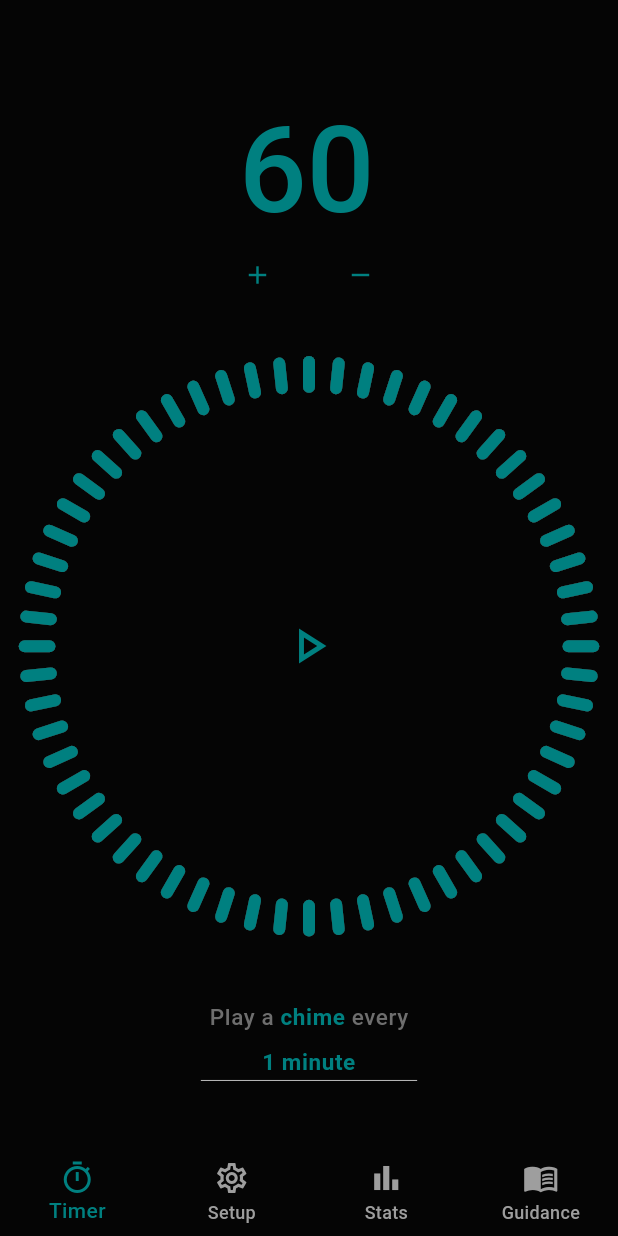
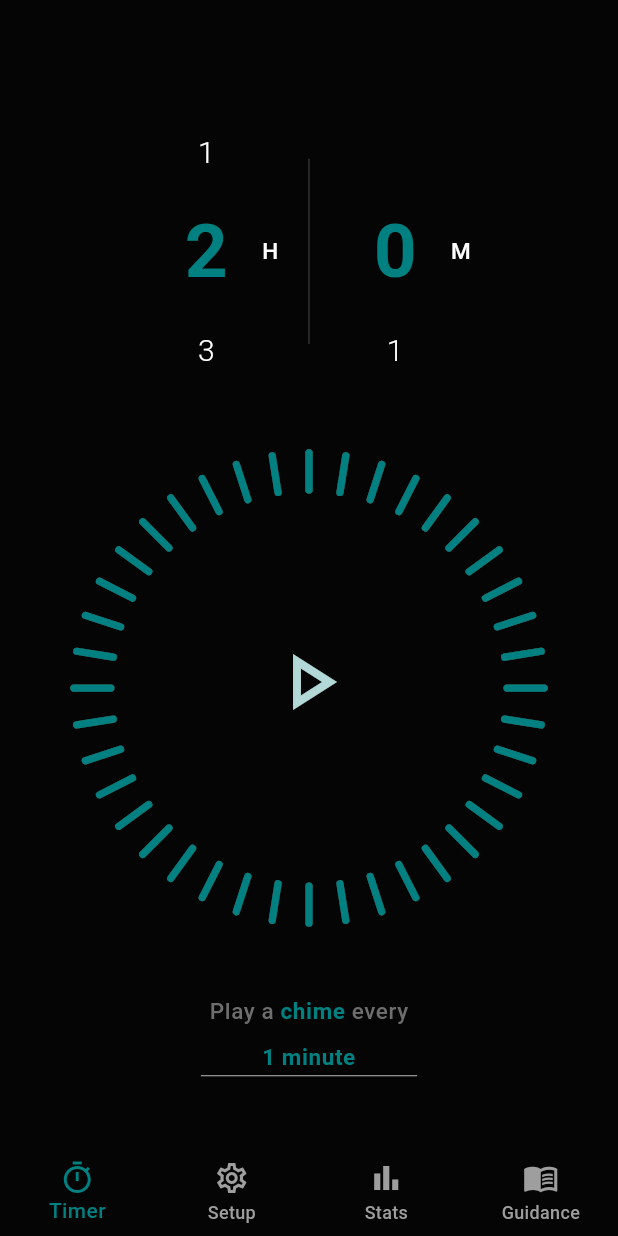
Before and after one commit to Kerandon/chime, a Flutter app: the screen it shows after launch, on a phone screen of 412 x 824 dp. Run offline on Flutter 3.47's test engine with Material 2 defaults, Android fonts, the light colour scheme and no system bars; drawn by our look-alikes of numberpicker; our stand-ins replace animated_text_kit, audioplayers, equatable, firebase_core, fl_chart, flutter_native_splash and 4 more; accounts and stored records are empty.

Commit message:
num swipe

```diff
--- a/lib/app_components/lotus_icon.dart
+++ b/lib/app_components/lotus_icon.dart
@@ -15,6 +15,6 @@ class LotusIcon extends StatelessWidget {
         width: width ?? size.width * 0.10,
         height: width ?? size.width * 0.10,
         child: Image.asset('assets/images/logo.png',
-            color: Theme.of(context).primaryColor));
+            color: Theme.of(context).primaryColorLight));
   }
 }
--- a/lib/configs/constants.dart
+++ b/lib/configs/constants.dart
@@ -4,7 +4,7 @@ const kBorderRadius = 12.0;
 const kOnTimeUpOnlyText = 'on time up only';
 const kHomePageLineWidth = 0.70;
 const kHomePageLineThickness = 2.0;
-const kStartButtonIconSize = 50.0;
+const kStartButtonIconSize = 80.0;
 const kStartButtonRadius = 0.40;
 const kHomePageSmallIcon = 18.0;
 const kSessionTimerStrokeWidth = 16.0;
--- a/lib/main.dart
+++ b/lib/main.dart
@@ -90,7 +90,8 @@ class _ChimeAppState extends ConsumerState<ChimeApp> {
           WidgetsBinding.instance.addPostFrameCallback(
             (timeStamp) {
               if (!_prefsUpdated) {
-                notifier.setTotalTime(prefsModel!.totalTime);
+                // notifier.setTotalTime(minutes: prefsModel!.totalTime);
+                notifier.setTotalTime(minutes: prefsModel!.totalTime);
                 notifier.setTotalCountdownTime(prefsModel.totalCountdown);
                 notifier.setBellSelected(prefsModel.bellSelected);
                 notifier.setBellIntervalTime(prefsModel.bellInterval);
--- a/lib/pages/home/clocks/app_timer.dart
+++ b/lib/pages/home/clocks/app_timer.dart
@@ -22,8 +22,6 @@ class AppTimer extends ConsumerStatefulWidget {
 
 class _CustomNumberFieldState extends ConsumerState<AppTimer> {
   CountdownTimer? _timer;
-  final _textEditingController = TextEditingController();
-  final _focusNode = FocusNode();
   int _millisecondsRemaining = 0;
   bool _mainTimerIsSet = false;
   bool _sessionIsCompleted = false;
@@ -47,7 +45,6 @@ class _CustomNumberFieldState extends ConsumerState<AppTimer> {
   Widget build(BuildContext context) {
     final state = ref.watch(stateProvider);
     final notifier = ref.read(stateProvider.notifier);
-    _setFocus(state);
 
     if (state.sessionState == SessionState.notStarted) {
       _millisecondsRemaining = 0;
@@ -62,12 +59,13 @@ class _CustomNumberFieldState extends ConsumerState<AppTimer> {
       if (!_mainTimerIsSet) {
         int totalSeconds = state.totalTimeMinutes * 60;
 
-        CountdownTimer(Duration(milliseconds: (state.totalCountdownTime * 1000)),
+        CountdownTimer(
+                Duration(milliseconds: (state.totalCountdownTime * 1000)),
                 const Duration(milliseconds: 100))
             .listen((event) {
           notifier.setCurrentCountdownTime(event.remaining.inSeconds);
         }, onDone: () async {
-              if(state.vibrateOnCompletion) {
+          if (state.vibrateOnCompletion) {
             await vibrateDevice();
           }
           _setTimer(duration: Duration(seconds: totalSeconds + 1));
@@ -131,11 +129,9 @@ class _CustomNumberFieldState extends ConsumerState<AppTimer> {
                   Expanded(
                     flex: 2,
                     child: TimeField(
-                          focusNode: _focusNode,
-                          textEditingController: _textEditingController,
                     ),
                   ),
-                      const Expanded(child: TimeAdjustmentIcons())
+                  // const Expanded(child: TimeAdjustmentIcons())
                 ],
                 if (state.sessionState == SessionState.countdown) ...[
                   SizedBox(
@@ -162,14 +158,4 @@ class _CustomNumberFieldState extends ConsumerState<AppTimer> {
     _timer?.cancel();
     setState(() {});
   }
-
-  void _setFocus(AppState state) {
-    if (!_focusNode.hasFocus) {
-      _textEditingController.text = state.totalTimeMinutes.toString();
 }
-
-    if (state.focusState == FocusState.unFocus) {
-      _focusNode.unfocus();
-    }
-  }
-}
--- /dev/null
+++ b/lib/pages/home/clocks/custom_number_picker.dart
@@ -0,0 +1,59 @@
+import 'package:flutter/material.dart';
+import 'package:hooks_riverpod/hooks_riverpod.dart';
+import 'package:numberpicker/numberpicker.dart';
+
+import '../../../state/app_state.dart';
+
+class CustomNumberPicker extends ConsumerWidget {
+  const CustomNumberPicker({
+    super.key, required this.alignment, required this.text,
+  });
+
+  final MainAxisAlignment alignment;
+  final String text;
+
+  @override
+  Widget build(BuildContext context, WidgetRef ref) {
+    final size = MediaQuery.of(context).size;
+    final state = ref.watch(stateProvider);
+    final notifier = ref.read(stateProvider.notifier);
+
+    int totalTime = state.totalTimeMinutes;
+    int value = 0;
+    if(text == 'M') {
+      value = totalTime % 60;
+    }else{
+      value = totalTime ~/ 60;
+    }
+    return Expanded(
+      child: Row(
+        mainAxisAlignment: alignment,
+        children: [
+          Padding(
+            padding: EdgeInsets.all(size.width * 0.01),
+            child: NumberPicker(
+              textStyle: Theme.of(context).textTheme.displaySmall,
+              selectedTextStyle: Theme.of(context).textTheme.displayMedium
+              !.copyWith(color: Theme.of(context).primaryColor)
+              ,
+              itemWidth: size.width * 0.16,
+              itemHeight: size.height * 0.08,
+              minValue: 0,
+              maxValue: text == 'M' ? 60 : 23,
+              value: value,
+              onChanged: (int value) {
+                if(text == 'M'){
+                  notifier.setTotalTime(minutes: value);
+                }else {
+                  notifier.setTotalTime(hours: value);
+                }
+
+              },
+            ),
+          ),
+          Text(text, style: Theme.of(context).textTheme.bodySmall),
+        ],
+      ),
+    );
+  }
+}
--- a/lib/pages/home/clocks/time_adjustment_icons.dart
+++ b/lib/pages/home/clocks/time_adjustment_icons.dart
@@ -1,61 +1,61 @@
-import 'package:chime/enums/focus_state.dart';
-import 'package:flutter/material.dart';
-import 'package:hooks_riverpod/hooks_riverpod.dart';
-import '../../../configs/app_colors.dart';
-import '../../../state/database_manager.dart';
-import '../../../enums/prefs.dart';
-import '../../../state/app_state.dart';
-
-class TimeAdjustmentIcons extends ConsumerWidget {
-  const TimeAdjustmentIcons({
-    super.key,
-  });
-
-  @override
-  Widget build(BuildContext context, WidgetRef ref) {
-    final size = MediaQuery.of(context).size;
-
-    final state = ref.watch(stateProvider);
-    final notifier = ref.read(stateProvider.notifier);
-
-    return Row(
-      mainAxisAlignment: MainAxisAlignment.center,
-      crossAxisAlignment: CrossAxisAlignment.start,
-      children: [
-        IconButton(
-          color: AppColors.lightGrey,
-          onPressed: () async {
-            notifier.setTimerFocusState(FocusState.unFocus);
-            notifier.incrementTotalTime();
-            if (state.totalTimeMinutes < 9999) {
-              DatabaseManager().insertIntoPrefs(k: Prefs.timeTotal.name, v: state.totalTimeMinutes + 1);
-            }
-          },
-          icon: Icon(
-            Icons.add,
-            size: 20,
-            color: Theme.of(context).primaryColor,
-          ),
-        ),
-        SizedBox(
-          width: size.width * 0.05,
-        ),
-        IconButton(
-          color: AppColors.lightGrey,
-          onPressed: () async {
-            notifier.setTimerFocusState(FocusState.unFocus);
-            notifier.decrementTotalTime();
-            if (state.totalTimeMinutes > 0) {
-              DatabaseManager().insertIntoPrefs(k: Prefs.timeTotal.name, v: state.totalTimeMinutes - 1);
-            }
-          },
-          icon: Icon(
-            Icons.remove,
-            size: 20,
-            color: Theme.of(context).primaryColor,
-          ),
-        ),
-      ],
-    );
-  }
-}
+// import 'package:chime/enums/focus_state.dart';
+// import 'package:flutter/material.dart';
+// import 'package:hooks_riverpod/hooks_riverpod.dart';
+// import '../../../configs/app_colors.dart';
+// import '../../../state/database_manager.dart';
+// import '../../../enums/prefs.dart';
+// import '../../../state/app_state.dart';
+//
+// class TimeAdjustmentIcons extends ConsumerWidget {
+//   const TimeAdjustmentIcons({
+//     super.key,
+//   });
+//
+//   @override
+//   Widget build(BuildContext context, WidgetRef ref) {
+//     final size = MediaQuery.of(context).size;
+//
+//     final state = ref.watch(stateProvider);
+//     final notifier = ref.read(stateProvider.notifier);
+//
+//     return Row(
+//       mainAxisAlignment: MainAxisAlignment.center,
+//       crossAxisAlignment: CrossAxisAlignment.start,
+//       children: [
+//         IconButton(
+//           color: AppColors.lightGrey,
+//           onPressed: () async {
+//             notifier.setTimerFocusState(FocusState.unFocus);
+//             notifier.incrementTotalTime();
+//             if (state.totalTimeMinutes < 9999) {
+//               DatabaseManager().insertIntoPrefs(k: Prefs.timeTotal.name, v: state.totalTimeMinutes + 1);
+//             }
+//           },
+//           icon: Icon(
+//             Icons.add,
+//             size: 20,
+//             color: Theme.of(context).primaryColor,
+//           ),
+//         ),
+//         SizedBox(
+//           width: size.width * 0.05,
+//         ),
+//         IconButton(
+//           color: AppColors.lightGrey,
+//           onPressed: () async {
+//             notifier.setTimerFocusState(FocusState.unFocus);
+//             notifier.decrementTotalTime();
+//             if (state.totalTimeMinutes > 0) {
+//               DatabaseManager().insertIntoPrefs(k: Prefs.timeTotal.name, v: state.totalTimeMinutes - 1);
+//             }
+//           },
+//           icon: Icon(
+//             Icons.remove,
+//             size: 20,
+//             color: Theme.of(context).primaryColor,
+//           ),
+//         ),
+//       ],
+//     );
+//   }
+// }
--- a/lib/pages/home/clocks/time_field.dart
+++ b/lib/pages/home/clocks/time_field.dart
@@ -1,65 +1,36 @@
 import 'package:flutter/material.dart';
-import 'package:flutter/services.dart';
-import 'package:hooks_riverpod/hooks_riverpod.dart';
-import '../../../state/database_manager.dart';
-import '../../../enums/focus_state.dart';
-import '../../../enums/prefs.dart';
-import '../../../state/app_state.dart';
+import '../../../configs/app_colors.dart';
+import 'custom_number_picker.dart';
 
-class TimeField extends ConsumerWidget {
+class TimeField extends StatelessWidget {
   const TimeField({
     super.key,
-    required this.focusNode,
-    required this.textEditingController,
   });
 
-  final FocusNode focusNode;
-  final TextEditingController textEditingController;
 
   @override
-  Widget build(BuildContext context, WidgetRef ref) {
+  Widget build(BuildContext context) {
     final size = MediaQuery.of(context).size;
-    final notifier = ref.read(stateProvider.notifier);
-    return SizedBox(
-      width: size.width * 0.60,
-      child: Align(
-        alignment: Alignment.bottomCenter,
-        child: TextFormField(
-          style: Theme.of(context).textTheme.displayLarge!.copyWith(
-                color: Theme.of(context).primaryColor,
+    return Center(
+      child: SizedBox(
+        width: size.width * 0.80,
+        height: size.height * 0.25,
+        child: Center(
+          child: Row(
+            mainAxisAlignment: MainAxisAlignment.spaceEvenly,
+            children: [
+              const CustomNumberPicker(alignment: MainAxisAlignment.end, text: 'H',),
+              Padding(
+                padding: EdgeInsets.symmetric(horizontal: size.width * 0.03),
+                child: VerticalDivider(
+                  indent: size.height * 0.05,
+                endIndent: size.height * 0.05,
+                  color: AppColors.darkGrey,
+                ),
               ),
-          cursorColor: Theme.of(context).primaryColor,
-          focusNode: focusNode,
-          controller: textEditingController,
-          onChanged: (value) async {
-            notifier.setTimerFocusState(FocusState.inFocus);
-            //todo save time
-            DatabaseManager().insertIntoPrefs(
-                k: Prefs.timeTotal.name, v: int.tryParse(value) ?? 0);
-            if (value.trim() == "") {
-              notifier.setTotalTime(1);
-            } else {
-              int time = int.parse(value);
-              notifier.setTotalTime(time);
-            }
-          },
-          maxLength: 4,
-          keyboardType: TextInputType.number,
-          inputFormatters: [FilteringTextInputFormatter.digitsOnly],
-          textAlign: TextAlign.center,
-          decoration: InputDecoration(
-            isDense: true,
-            enabledBorder: const UnderlineInputBorder(
-              borderSide: BorderSide.none,
-            ),
-            focusedBorder: UnderlineInputBorder(
-              borderSide: BorderSide(
-                color: Theme.of(context).primaryColor,
-                width: 2,
-              ),
-            ),
-            contentPadding: EdgeInsets.zero,
-            counterText: "",
+              const CustomNumberPicker(alignment: MainAxisAlignment.start, text: 'M',)
+
+            ],
           ),
         ),
       ),
--- a/lib/pages/home/custom_clock.dart
+++ b/lib/pages/home/custom_clock.dart
@@ -1,25 +1,20 @@
 import 'dart:math' as math;
-
 import 'package:flutter/material.dart';
-
 import '../../configs/app_colors.dart';
 import '../../configs/constants.dart';
 
 class CustomClock extends CustomPainter {
   final double percentage;
-  final Color handColor;
   final Color dashColor;
   final Color circleColor;
-  final double strokeWidthHand;
   final double strokeWidthDash;
 
   CustomClock(
       {required this.percentage,
       required this.circleColor,
-      required this.handColor,
       required this.dashColor,
-      this.strokeWidthHand = kSessionTimerStrokeWidth * 0.35,
-      this.strokeWidthDash = kSessionTimerStrokeWidth * 0.50});
+      this.strokeWidthDash = kSessionTimerStrokeWidth * 0.30,
+      });
 
   @override
   void paint(Canvas canvas, Size size) {
@@ -28,7 +23,7 @@ class CustomClock extends CustomPainter {
     double centerX = size.width;
     double centerY = size.height;
     Offset center = Offset(centerX / 2, centerY / 2);
-    double radius = math.min(centerX, centerY);
+    double radius = math.min(centerX * 0.50, centerY * 0.50);
     double dotBuffer = size.width * 0.05;
 
     // var handX = center.dx + radius * math.cos(adjustedPercent * math.pi / 180);
@@ -52,7 +47,7 @@ class CustomClock extends CustomPainter {
       ..strokeCap = StrokeCap.round
       ..strokeWidth = strokeWidthDash;
 
-    for (double i = -90; i < 360; i += 6) {
+    for (double i = -90; i < 360; i += 9) {
       var x1 = center.dx + (radius + dotBuffer) * math.cos(i * math.pi / 180);
       var y1 = center.dx + (radius + dotBuffer) * math.sin(i * math.pi / 180);
 
@@ -73,7 +68,7 @@ class CustomClock extends CustomPainter {
       ..strokeCap = StrokeCap.round
       ..strokeWidth = strokeWidthDash;
 
-    for (double i = -90; i < adjustedPercent; i += 6) {
+    for (double i = -90; i < adjustedPercent; i += 9) {
       var x1 = center.dx + (radius + dotBuffer) * math.cos(i * math.pi / 180);
       var y1 = center.dx + (radius + dotBuffer) * math.sin(i * math.pi / 180);
 
@@ -81,6 +76,8 @@ class CustomClock extends CustomPainter {
           center.dx + (radius + dotBuffer * 3) * math.cos(i * math.pi / 180);
       var y2 =
           center.dx + (radius + dotBuffer * 3) * math.sin(i * math.pi / 180);
+
+
 
       canvas.drawLine(Offset(x1, y1), Offset(x2, y2), dashBrushBackground);
       canvas.drawLine(Offset(x1, y1), Offset(x2, y2), dashBrush);
--- a/lib/pages/home/interval_dropdown/interval_dropdown.dart
+++ b/lib/pages/home/interval_dropdown/interval_dropdown.dart
@@ -57,8 +57,10 @@ class IntervalDropdown extends ConsumerWidget {
       showOnTimeUpTitleText = true;
     }
 
-    return SizedBox(
-      height: size.height * 0.05,
+    return Padding(
+      padding: EdgeInsets.only(top: size.height * 0.05),
+      child: SizedBox(
+        height: size.height * 0.10,
         width: size.width * 0.60,
         child: Column(
           mainAxisAlignment: MainAxisAlignment.center,
@@ -113,6 +115,7 @@ class IntervalDropdown extends ConsumerWidget {
                   ),
           ],
         ),
+      ),
     );
   }
 }
--- a/lib/pages/home/start_button/start_button.dart
+++ b/lib/pages/home/start_button/start_button.dart
@@ -125,8 +125,6 @@ class _StartButtonState extends ConsumerState<StartButton> {
       child: Stack(
         children: [
           FlipAnimation(
-            child: Padding(
-              padding: EdgeInsets.all(size.width * 0.02),
             child: StartCircularIndicator(
               progressColor: progressBarColor,
               radius: size.width * kStartButtonRadius,
@@ -136,14 +134,11 @@ class _StartButtonState extends ConsumerState<StartButton> {
               backgroundColor: backgroundProgressColor,
             ),
           ),
-          ),
           FadeInAnimation(
             durationMilliseconds: 1000,
             beginOpacity: 0,
             beginScale: 0,
             child: Center(
-              child: ClipRRect(
-                borderRadius: BorderRadius.circular(size.width),
               child: Material(
                 color: Colors.transparent,
                 child: InkWell(
@@ -169,7 +164,6 @@ class _StartButtonState extends ConsumerState<StartButton> {
               ),
             ),
           ),
-          ),
         ],
       ),
     );
@@ -180,7 +174,7 @@ class _StartButtonState extends ConsumerState<StartButton> {
       _buttonImage = Icon(
         Icons.play_arrow_outlined,
         size: kStartButtonIconSize,
-        color: Theme.of(context).primaryColor,
+        color: Theme.of(context).primaryColorLight,
       );
     }
     if (state.sessionState == SessionState.inProgress) {
@@ -190,14 +184,14 @@ class _StartButtonState extends ConsumerState<StartButton> {
       _buttonImage = Icon(
         Icons.pause,
         size: kStartButtonIconSize,
-        color: Theme.of(context).primaryColor,
+        color:    Theme.of(context).primaryColorLight,
       );
     }
     if (state.longTapInProgress) {
       _buttonImage = Icon(
         Icons.stop,
         size: kStartButtonIconSize,
-        color: Theme.of(context).primaryColor,
+        color:  Theme.of(context).primaryColorLight,
       );
     }
   }
--- a/lib/pages/home/start_button/start_progress_indicator.dart
+++ b/lib/pages/home/start_button/start_progress_indicator.dart
@@ -78,37 +78,26 @@ class _CustomCircularIndicatorState
       child: Stack(
         children: [
           Center(
-            child: SizedBox(
-              width: widget.radius * 2,
-              height: widget.radius * 2,
-              child: Stack(
-                children: [
-                  Center(
-                    child: SizedBox(
-                      height: size.height * 0.20,
-                      width: size.height * 0.20,
+            child: Stack(
+              children: [
+                Center(
+                  child: SizedBox(
+                    height: size.height * 0.30,
+                    width: size.height * 0.30,
+                    child: Center(
                       child: CustomPaint(
                         painter: CustomClock(
                           percentage: percent,
-                          circleColor: Theme.of(context).primaryColor,
-                          handColor: Theme.of(context).primaryColor,
+                          circleColor: Theme.of(context).primaryColorDark,
                           dashColor: Theme.of(context).primaryColor,
 
                         ),
-
-                        // CustomProgressPainter(
-                        //     percent: percent,
-                        //     progressColor: widget.progressColor,
-                        //     backgroundColor: widget.backgroundColor,
-                        //     strokeWidth: widget.strokeWidth,
-                        //
-                        //   ),
                         child: Container(),
                       ),
                     ),
                   ),
-                ],
-              ),
+                ),
+              ],
             ),
           ),
         ],
--- a/lib/pages/home/timer_layout.dart
+++ b/lib/pages/home/timer_layout.dart
@@ -33,15 +33,15 @@ class _TimerPageState extends ConsumerState<TimerLayout> {
             mainAxisAlignment: MainAxisAlignment.center,
             children: [
               const Expanded(
-                flex: 50,
+                flex: 70,
                 child: FadeInAnimation(child: AppTimer()),
               ),
               const Expanded(
-                flex: 80,
+                flex: 50,
                 child: StartButton(),
               ),
               Expanded(
-                  flex: 30,
+                  flex: 40,
                   child: sessionIsUnderway
                       ? const SizedBox.shrink()
                       : const FadeInAnimation(child: IntervalDropdown())),
--- a/pubspec.yaml
+++ b/pubspec.yaml
@@ -50,6 +50,7 @@ dependencies:
   equatable: ^2.0.5
   vibration: ^1.7.6
   sound_mode: ^2.0.2
+  numberpicker: ^2.1.1
 
 flutter_native_splash:
   color: "#ffffff"
```
Also changed, not shown: lib/configs/themes/text_theme.dart (+5 -5 lines), lib/state/app_state.dart (+25 -4 lines), pubspec.lock. Lines whose indentation alone changed are shown as unchanged.
